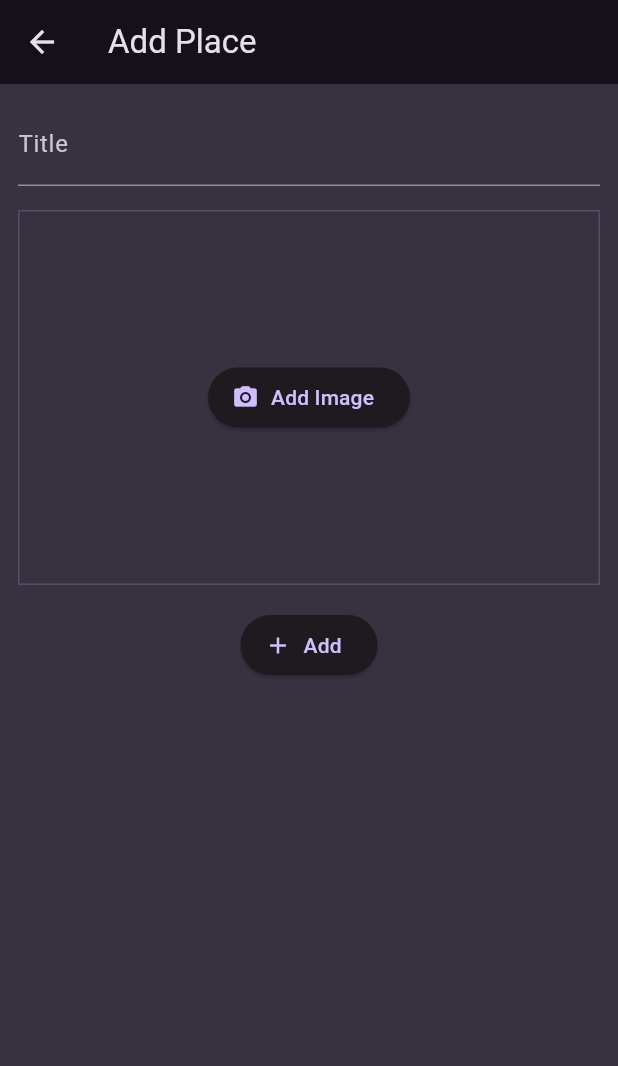
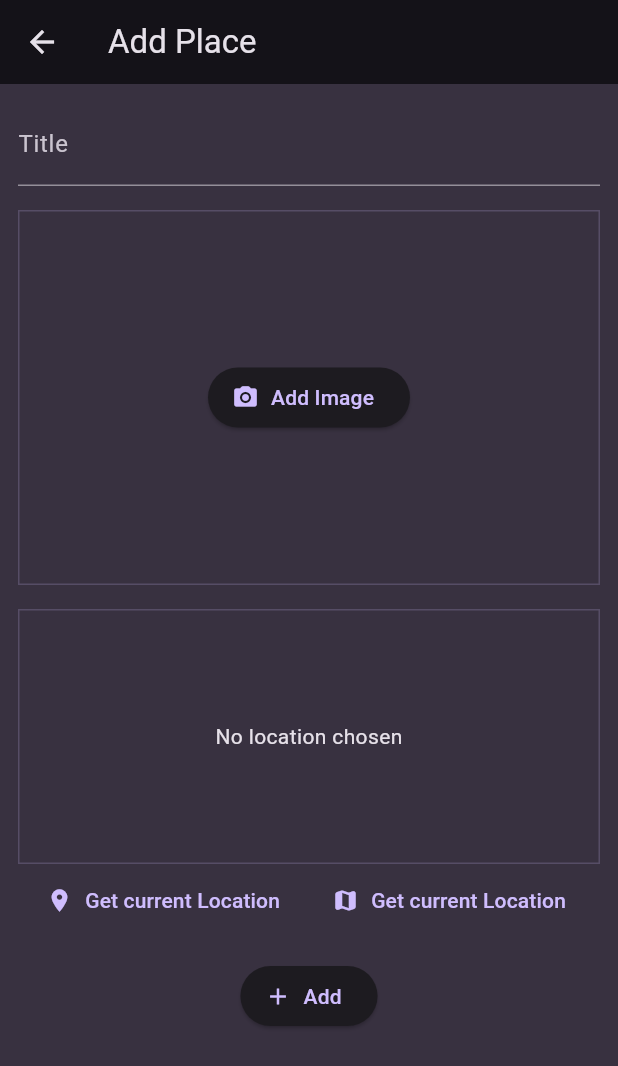
Before and after one commit to Devendrareddy1402/FavoritePlace, a Flutter app: the screen it shows after launch, after a tap on the "add" icon, on a phone screen of 412 x 824 dp. Shown: the top 1066 px of the screen. Run offline on Flutter 3.47's test engine with Material 3 defaults, Android fonts, the phone set to English and light mode, and no system bars; our stand-ins replace flutter_riverpod, google_fonts, image_picker, location; missing offline and left inert: cross_file_image.

Commit message:
image-location

```diff
--- a/lib/models/place.dart
+++ b/lib/models/place.dart
@@ -1,9 +1,11 @@
+import 'package:image_picker/image_picker.dart';
 import 'package:uuid/uuid.dart';
 
 const uuid = Uuid();
 
 class Place {
-  Place({required this.title}) : id = uuid.v4();
+  Place({required this.title, required this.image}) : id = uuid.v4();
   final String title;
   final String id;
+  final XFile image;
 }
--- a/lib/providers/user_places.dart
+++ b/lib/providers/user_places.dart
@@ -1,11 +1,12 @@
 import 'package:favorite_place/models/place.dart';
 import 'package:flutter_riverpod/flutter_riverpod.dart';
+import 'package:image_picker/image_picker.dart';
 
 class UsersPlaceNotifier extends StateNotifier<List<Place>> {
   UsersPlaceNotifier() : super(const []);
 
-  void addPlace(String title) {
-    final newPlace = Place(title: title);
+  void addPlace(String title , XFile image) {
+    final newPlace = Place(title: title,image: image);
     state = [newPlace, ...state];
   }
 }
--- a/lib/screens/add_place.dart
+++ b/lib/screens/add_place.dart
@@ -1,7 +1,10 @@
 import 'package:favorite_place/providers/user_places.dart';
 import 'package:favorite_place/widgets/image_input.dart';
+import 'package:favorite_place/widgets/location_input.dart';
 import 'package:flutter/material.dart';
 import 'package:flutter_riverpod/flutter_riverpod.dart';
+import 'package:image_picker/image_picker.dart';
+import 'package:location/location.dart';
 
 class AddPlaceScreen extends ConsumerStatefulWidget {
   const AddPlaceScreen({super.key});
@@ -14,6 +17,8 @@ class AddPlaceScreen extends ConsumerStatefulWidget {
 class _AddPlaceScreenState extends ConsumerState<AddPlaceScreen> {
   final _titleController = TextEditingController();
 
+  XFile? _choosenImage;
+
   @override
   void dispose() {
     _titleController.dispose();
@@ -22,7 +27,7 @@ class _AddPlaceScreenState extends ConsumerState<AddPlaceScreen> {
 
   void savePlace() {
     final enteredTitle = _titleController.text;
-    ref.read(userPlaceProvider.notifier).addPlace(enteredTitle);
+    ref.read(userPlaceProvider.notifier).addPlace(enteredTitle, _choosenImage!);
     Navigator.of(context).pop();
   }
 
@@ -51,7 +56,18 @@ class _AddPlaceScreenState extends ConsumerState<AddPlaceScreen> {
             ),
 
             // Image Input
-            const ImageInput(),
+            ImageInput(
+              onPickImage: (photo) {
+                _choosenImage = photo;
+              },
+            ),
+
+            const SizedBox(
+              height: 16,
+            ),
+
+            //location
+            const LocationInput(),
 
             const SizedBox(
               height: 16,
--- a/lib/screens/places_list.dart
+++ b/lib/screens/places_list.dart
@@ -28,8 +28,11 @@ class PlacesScreen extends ConsumerWidget {
           ),
         ],
       ),
-      body: PlacesList(
-        places: userPlace,
+      body: Padding(
+        padding: const EdgeInsets.all(8.0),
+        child: PlacesList(
+          places: userPlace,
+        ),
       ),
     );
   }
--- a/lib/widgets/image_input.dart
+++ b/lib/widgets/image_input.dart
@@ -4,7 +4,11 @@ import 'package:flutter/material.dart';
 import 'package:image_picker/image_picker.dart';
 
 class ImageInput extends StatefulWidget {
-  const ImageInput({super.key});
+  const ImageInput({super.key, required this.onPickImage});
+
+  // to access the widget in child class from parent class we use function variable
+  final void Function(XFile) onPickImage;
+
   @override
   State<ImageInput> createState() {
     return _ImageInputState();
@@ -27,6 +31,8 @@ class _ImageInputState extends State<ImageInput> {
     setState(() {
       _selectedImage = pickedImage;
     });
+
+    widget.onPickImage(_selectedImage!);
   }
 
   @override
@@ -53,10 +59,11 @@ class _ImageInputState extends State<ImageInput> {
       width: double.infinity,
       alignment: Alignment.center,
       decoration: BoxDecoration(
-          border: Border.all(
-        width: 1,
-        color: Theme.of(context).colorScheme.primary.withOpacity(0.2),
-      )),
+        border: Border.all(
+          width: 1,
+          color: Theme.of(context).colorScheme.primary.withOpacity(0.2),
+        ),
+      ),
       child: content,
     );
   }
--- /dev/null
+++ b/lib/widgets/location_input.dart
@@ -0,0 +1,96 @@
+import 'package:flutter/material.dart';
+// import 'package:flutter_riverpod/flutter_riverpod.dart';
+import 'package:location/location.dart';
+
+class LocationInput extends StatefulWidget {
+  const LocationInput({super.key});
+  @override
+  State<StatefulWidget> createState() {
+    return _LocationInputState();
+  }
+}
+
+class _LocationInputState extends State<LocationInput> {
+  Location? _pickedLocation;
+  var _isGettingLocation = false;
+
+  void _getCurrentLocation() async {
+    Location location = Location();
+    bool serviceEnabled;
+    PermissionStatus permissionGranted;
+    LocationData locationData;
+
+    serviceEnabled = await location.serviceEnabled();
+    if (!serviceEnabled) {
+      serviceEnabled = await location.requestService();
+      if (!serviceEnabled) {
+        return;
+      }
+    }
+
+    permissionGranted = await location.hasPermission();
+    if (permissionGranted == PermissionStatus.denied) {
+      permissionGranted = await location.requestPermission();
+      if (permissionGranted != PermissionStatus.granted) {
+        return;
+      }
+    }
+
+    setState(() {
+      _isGettingLocation = true;
+    });
+
+    locationData = await location.getLocation();
+    print(locationData.longitude);
+    print(locationData.latitude);
+
+    setState(() {
+      _isGettingLocation = false;
+    });
+  }
+
+  @override
+  Widget build(context) {
+    Widget previewContent = Text(
+      'No location chosen',
+      textAlign: TextAlign.center,
+      style: Theme.of(context).textTheme.bodyMedium!.copyWith(
+            color: Theme.of(context).colorScheme.onBackground,
+          ),
+    );
+    if (_isGettingLocation) {
+      previewContent = const CircularProgressIndicator();
+    }
+    return Column(
+      children: [
+        Container(
+          alignment: Alignment.center,
+          height: 170,
+          width: double.infinity,
+          decoration: BoxDecoration(
+            border: Border.all(
+              width: 1,
+              color: Theme.of(context).colorScheme.primary.withOpacity(0.2),
+            ),
+          ),
+          child: previewContent,
+        ),
+        Row(
+          mainAxisAlignment: MainAxisAlignment.spaceEvenly,
+          children: [
+            TextButton.icon(
+              onPressed: _getCurrentLocation,
+              icon: const Icon(Icons.location_on),
+              label: const Text('Get current Location'),
+            ),
+            TextButton.icon(
+              onPressed: () {},
+              icon: const Icon(Icons.map_rounded),
+              label: const Text('Get current Location'),
+            ),
+          ],
+        )
+      ],
+    );
+  }
+}
--- a/lib/widgets/places_list_widget.dart
+++ b/lib/widgets/places_list_widget.dart
@@ -1,3 +1,4 @@
+import 'package:cross_file_image/cross_file_image.dart';
 import 'package:favorite_place/models/place.dart';
 import 'package:favorite_place/screens/place_detail.dart';
 import 'package:flutter/material.dart';
@@ -20,6 +21,10 @@ class PlacesList extends StatelessWidget {
     return ListView.builder(
       itemCount: places.length,
       itemBuilder: (ctx, index) => ListTile(
+        leading: CircleAvatar(
+          radius: 26,
+          backgroundImage: XFileImage(places[index].image),
+        ),
         title: Text(
           places[index].title,
           style: Theme.of(context).textTheme.titleMedium!.copyWith(
--- a/pubspec.yaml
+++ b/pubspec.yaml
@@ -40,6 +40,8 @@ dependencies:
   cupertino_icons: ^1.0.2
   flutter_riverpod: ^2.4.9
   image_picker: ^1.0.7
+  cross_file_image: ^1.1.0
+  location: ^5.0.3
 
 dev_dependencies:
   flutter_test:
```
Also changed, not shown: lib/screens/place_detail.dart (+10 -7 lines), pubspec.lock, 2 other files.
